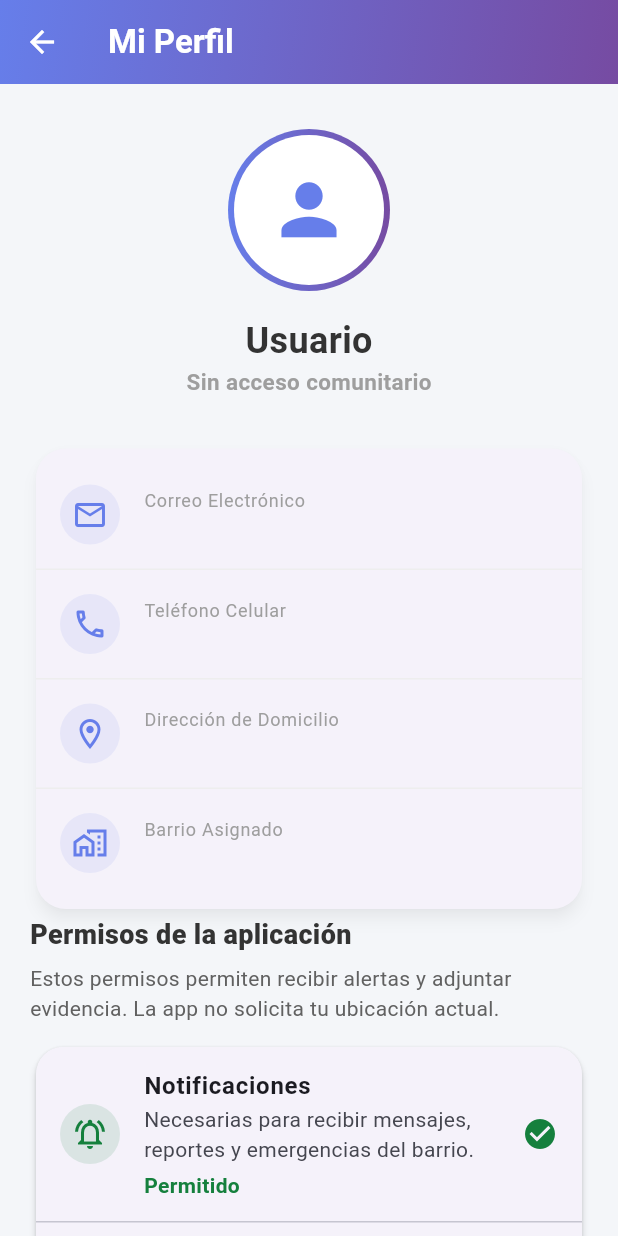
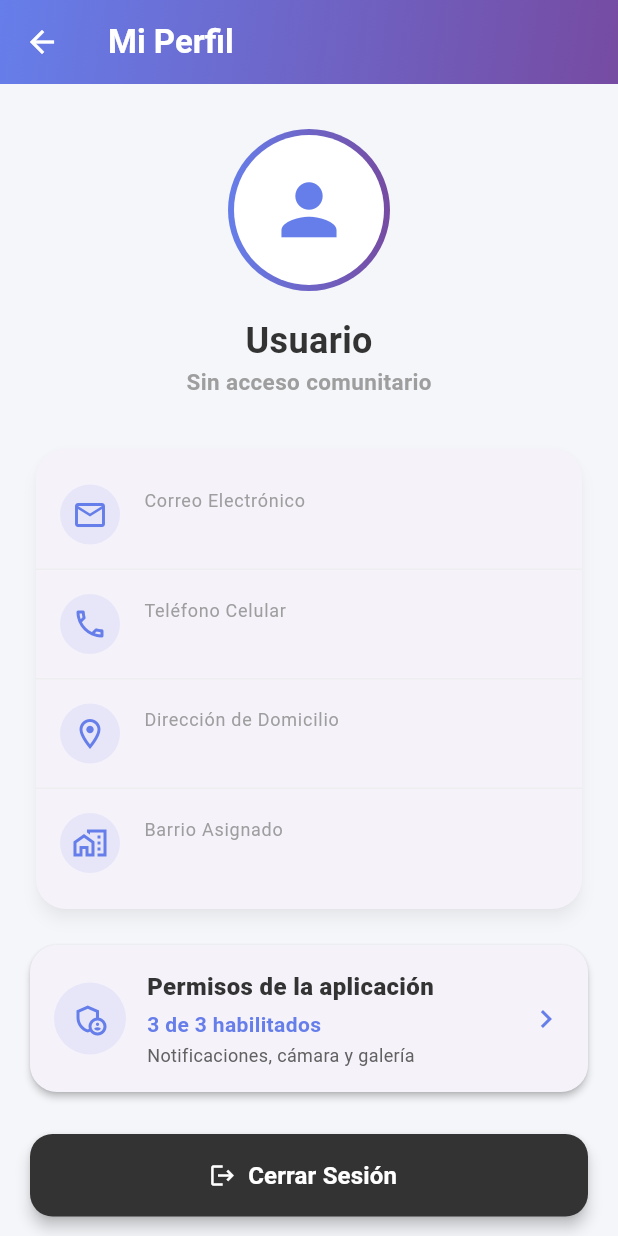
Before and after one commit to JohannaPuerchambud/MOBILE_Sistema-de-Alarma-Comunitaria, a Flutter app: the ProfilePage screen opened directly, on a phone screen of 412 x 824 dp. Run offline on Flutter 3.47's test engine with Material 3 defaults, Android fonts, the phone set to English and light mode, and no system bars; our stand-ins replace connectivity_plus, firebase_core, firebase_messaging, flutter_secure_storage, image_picker, jwt_decoder and 3 more; accounts and stored records are empty; generated files the repository leaves out were written again.

Commit message:
pagina de permisos de la app

```diff
--- /dev/null
+++ b/lib/core/permissions/app_permissions.dart
@@ -0,0 +1,86 @@
+import 'dart:io';
+
+import 'package:firebase_messaging/firebase_messaging.dart';
+import 'package:permission_handler/permission_handler.dart';
+
+class AppPermissionsSnapshot {
+  const AppPermissionsSnapshot({
+    required this.notificationStatus,
+    required this.cameraStatus,
+    required this.photosStatus,
+  });
+
+  final AuthorizationStatus notificationStatus;
+  final PermissionStatus cameraStatus;
+  final PermissionStatus photosStatus;
+
+  bool get notificationsAllowed =>
+      notificationStatus == AuthorizationStatus.authorized ||
+      notificationStatus == AuthorizationStatus.provisional;
+
+  bool get cameraAllowed => cameraStatus.isGranted;
+
+  bool get galleryAllowed =>
+      Platform.isAndroid || photosStatus.isGranted || photosStatus.isLimited;
+
+  int get grantedCount => [
+    notificationsAllowed,
+    cameraAllowed,
+    galleryAllowed,
+  ].where((granted) => granted).length;
+
+  static const int totalCount = 3;
+}
+
+class AppPermissions {
+  const AppPermissions._();
+
+  static Future<AppPermissionsSnapshot> load() async {
+    final notificationSettings = await FirebaseMessaging.instance
+        .getNotificationSettings();
+    final cameraStatus = await Permission.camera.status;
+    final photosStatus = Platform.isIOS
+        ? await Permission.photos.status
+        : PermissionStatus.granted;
+
+    return AppPermissionsSnapshot(
+      notificationStatus: notificationSettings.authorizationStatus,
+      cameraStatus: cameraStatus,
+      photosStatus: photosStatus,
+    );
+  }
+
+  static Future<void> requestNotifications() async {
+    final current = await FirebaseMessaging.instance.getNotificationSettings();
+    if (current.authorizationStatus == AuthorizationStatus.denied) {
+      await openAppSettings();
+      return;
+    }
+
+    await FirebaseMessaging.instance.requestPermission(
+      alert: true,
+      badge: true,
+      sound: true,
+    );
+  }
+
+  static Future<void> requestCamera() async {
+    final current = await Permission.camera.status;
+    if (current.isPermanentlyDenied || current.isRestricted) {
+      await openAppSettings();
+      return;
+    }
+    await Permission.camera.request();
+  }
+
+  static Future<void> requestPhotos() async {
+    if (!Platform.isIOS) return;
+
+    final current = await Permission.photos.status;
+    if (current.isPermanentlyDenied || current.isRestricted) {
+      await openAppSettings();
+      return;
+    }
+    await Permission.photos.request();
+  }
+}
--- a/lib/pages/profile/profile_page.dart
+++ b/lib/pages/profile/profile_page.dart
@@ -1,11 +1,10 @@
-import 'dart:io';
 import 'package:flutter/material.dart';
-import 'package:firebase_messaging/firebase_messaging.dart';
-import 'package:permission_handler/permission_handler.dart';
 import 'package:jwt_decoder/jwt_decoder.dart';
 import '../../core/auth/token_storage.dart';
 import '../../core/auth/roles.dart';
 import '../../core/config/fcm_service.dart';
+import '../../core/permissions/app_permissions.dart';
+import 'app_permissions_page.dart';
 import '../login/login_page.dart';
 
 class ProfilePage extends StatefulWidget {
@@ -24,9 +23,7 @@ class _ProfilePageState extends State<ProfilePage> {
   String userPhone = "No disponible";
   String userAddress = "No disponible";
   String userNeighborhood = "Tu Barrio";
-  AuthorizationStatus? _notificationStatus;
-  PermissionStatus? _cameraStatus;
-  PermissionStatus? _photosStatus;
+  AppPermissionsSnapshot? _permissions;
   bool _checkingPermissions = true;
 
   @override
@@ -54,95 +51,21 @@ class _ProfilePageState extends State<ProfilePage> {
   }
 
   Future<void> _refreshPermissions() async {
-    final notificationSettings = await FirebaseMessaging.instance
-        .getNotificationSettings();
-    final cameraStatus = await Permission.camera.status;
-    final photosStatus = Platform.isIOS
-        ? await Permission.photos.status
-        : PermissionStatus.granted;
-
+    final snapshot = await AppPermissions.load();
     if (!mounted) return;
     setState(() {
-      _notificationStatus = notificationSettings.authorizationStatus;
-      _cameraStatus = cameraStatus;
-      _photosStatus = photosStatus;
+      _permissions = snapshot;
       _checkingPermissions = false;
     });
   }
 
-  Future<void> _requestNotifications() async {
-    final settings = await FirebaseMessaging.instance.requestPermission(
-      alert: true,
-      badge: true,
-      sound: true,
+  Future<void> _openPermissions() async {
+    await Navigator.push(
+      context,
+      MaterialPageRoute(builder: (_) => const AppPermissionsPage()),
     );
     if (!mounted) return;
-    setState(() => _notificationStatus = settings.authorizationStatus);
-  }
-
-  Future<void> _requestCamera() async {
-    final current = await Permission.camera.status;
-    if (current.isPermanentlyDenied || current.isRestricted) {
-      await openAppSettings();
-      return;
-    }
-    await Permission.camera.request();
     await _refreshPermissions();
-  }
-
-  Future<void> _requestPhotos() async {
-    if (!Platform.isIOS) return;
-    final current = await Permission.photos.status;
-    if (current.isPermanentlyDenied || current.isRestricted) {
-      await openAppSettings();
-      return;
-    }
-    await Permission.photos.request();
-    await _refreshPermissions();
-  }
-
-  bool get _notificationsAllowed =>
-      _notificationStatus == AuthorizationStatus.authorized ||
-      _notificationStatus == AuthorizationStatus.provisional;
-
-  String _permissionLabel(bool granted) =>
-      granted ? 'Permitido' : 'Requiere permiso';
-
-  Widget _buildPermissionRow({
-    required IconData icon,
-    required String title,
-    required String description,
-    required bool granted,
-    required VoidCallback? onPressed,
-  }) {
-    final color = granted ? const Color(0xFF15803D) : const Color(0xFFB45309);
-    return Semantics(
-      label: '$title. ${_permissionLabel(granted)}. $description',
-      button: onPressed != null,
-      child: ListTile(
-        leading: CircleAvatar(
-          backgroundColor: color.withValues(alpha: 0.12),
-          child: Icon(icon, color: color),
-        ),
-        title: Text(title, style: const TextStyle(fontWeight: FontWeight.w700)),
-        subtitle: Column(
-          crossAxisAlignment: CrossAxisAlignment.start,
-          children: [
-            Text(description),
-            const SizedBox(height: 4),
-            Text(
-              _permissionLabel(granted),
-              style: TextStyle(color: color, fontWeight: FontWeight.w700),
-            ),
-          ],
-        ),
-        trailing: granted || onPressed == null
-            ? Icon(Icons.check_circle, color: color)
-            : TextButton(onPressed: onPressed, child: const Text('Permitir')),
-        onTap: granted ? null : onPressed,
-        contentPadding: const EdgeInsets.symmetric(horizontal: 16, vertical: 6),
-      ),
-    );
   }
 
   Future<void> logout(BuildContext context) async {
@@ -284,85 +207,84 @@ class _ProfilePageState extends State<ProfilePage> {
                 ),
               ),
 
-              Align(
-                alignment: Alignment.centerLeft,
-                child: Semantics(
-                  header: true,
-                  child: const Text(
+              const SizedBox(height: 20),
+              Semantics(
+                button: true,
+                label: _checkingPermissions
+                    ? 'Permisos de la aplicación. Revisando estado.'
+                    : 'Permisos de la aplicación. ${_permissions?.grantedCount ?? 0} de ${AppPermissionsSnapshot.totalCount} habilitados. Administrar permisos.',
+                child: Card(
+                  margin: EdgeInsets.zero,
+                  elevation: 2,
+                  shape: RoundedRectangleBorder(
+                    borderRadius: BorderRadius.circular(18),
+                  ),
+                  clipBehavior: Clip.antiAlias,
+                  child: InkWell(
+                    onTap: _openPermissions,
+                    child: Padding(
+                      padding: const EdgeInsets.all(16),
+                      child: Row(
+                        children: [
+                          Container(
+                            width: 48,
+                            height: 48,
+                            decoration: BoxDecoration(
+                              color: const Color(
+                                0xFF667EEA,
+                              ).withValues(alpha: 0.10),
+                              shape: BoxShape.circle,
+                            ),
+                            child: const Icon(
+                              Icons.admin_panel_settings_outlined,
+                              color: Color(0xFF667EEA),
+                            ),
+                          ),
+                          const SizedBox(width: 14),
+                          Expanded(
+                            child: Column(
+                              crossAxisAlignment: CrossAxisAlignment.start,
+                              children: [
+                                const Text(
                                   'Permisos de la aplicación',
                                   style: TextStyle(
-                      fontSize: 18,
+                                    fontSize: 16,
                                     fontWeight: FontWeight.w800,
                                     color: Color(0xFF333333),
                                   ),
                                 ),
+                                const SizedBox(height: 4),
+                                Text(
+                                  _checkingPermissions
+                                      ? 'Revisando permisos...'
+                                      : '${_permissions?.grantedCount ?? 0} de ${AppPermissionsSnapshot.totalCount} habilitados',
+                                  style: const TextStyle(
+                                    color: Color(0xFF667EEA),
+                                    fontWeight: FontWeight.w700,
                                   ),
                                 ),
-              const SizedBox(height: 6),
-              const Align(
-                alignment: Alignment.centerLeft,
-                child: Text(
-                  'Estos permisos permiten recibir alertas y adjuntar evidencia. La app no solicita tu ubicación actual.',
-                  style: TextStyle(color: Color(0xFF616161), height: 1.4),
+                                const SizedBox(height: 2),
+                                const Text(
+                                  'Notificaciones, cámara y galería',
+                                  style: TextStyle(
+                                    color: Color(0xFF616161),
+                                    fontSize: 12,
                                   ),
-              ),
-              const SizedBox(height: 12),
-              Card(
-                elevation: 2,
-                shape: RoundedRectangleBorder(
-                  borderRadius: BorderRadius.circular(18),
-                ),
-                child: _checkingPermissions
-                    ? const Padding(
-                        padding: EdgeInsets.all(24),
-                        child: Center(child: CircularProgressIndicator()),
-                      )
-                    : Column(
-                        children: [
-                          _buildPermissionRow(
-                            icon: Icons.notifications_active_outlined,
-                            title: 'Notificaciones',
-                            description:
-                                'Necesarias para recibir mensajes, reportes y emergencias del barrio.',
-                            granted: _notificationsAllowed,
-                            onPressed: _notificationsAllowed
-                                ? null
-                                : _requestNotifications,
-                          ),
-                          const Divider(height: 1),
-                          _buildPermissionRow(
-                            icon: Icons.camera_alt_outlined,
-                            title: 'Cámara',
-                            description:
-                                'Opcional. Se usa para fotografiar evidencia.',
-                            granted: _cameraStatus?.isGranted ?? false,
-                            onPressed: _cameraStatus?.isGranted == true
-                                ? null
-                                : _requestCamera,
-                          ),
-                          const Divider(height: 1),
-                          _buildPermissionRow(
-                            icon: Icons.photo_library_outlined,
-                            title: 'Galería',
-                            description: Platform.isIOS
-                                ? 'Opcional. Permite elegir evidencia guardada.'
-                                : 'Android utiliza el selector privado del sistema sin dar acceso completo.',
-                            granted:
-                                Platform.isAndroid ||
-                                _photosStatus?.isGranted == true ||
-                                _photosStatus?.isLimited == true,
-                            onPressed:
-                                Platform.isIOS &&
-                                    _photosStatus?.isGranted != true &&
-                                    _photosStatus?.isLimited != true
-                                ? _requestPhotos
-                                : null,
                                 ),
                               ],
                             ),
                           ),
-              const SizedBox(height: 24),
-              const SizedBox(height: 40),
+                          const Icon(
+                            Icons.chevron_right,
+                            color: Color(0xFF667EEA),
+                          ),
+                        ],
+                      ),
+                    ),
+                  ),
+                ),
+              ),
+              const SizedBox(height: 28),
 
               SizedBox(
                 width: double.infinity,
```
Also changed, not shown: lib/pages/profile/app_permissions_page.dart (added, +295 -0 lines). Lines whose indentation alone changed are shown as unchanged.
